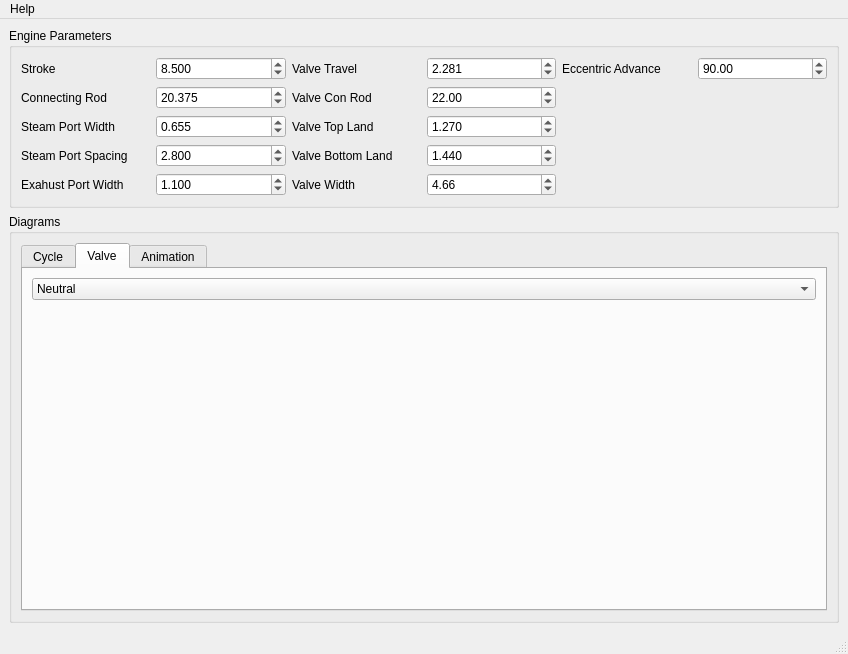
summoningdark/slideValveDesigner, file mainwindow.ui: the form before one commit.
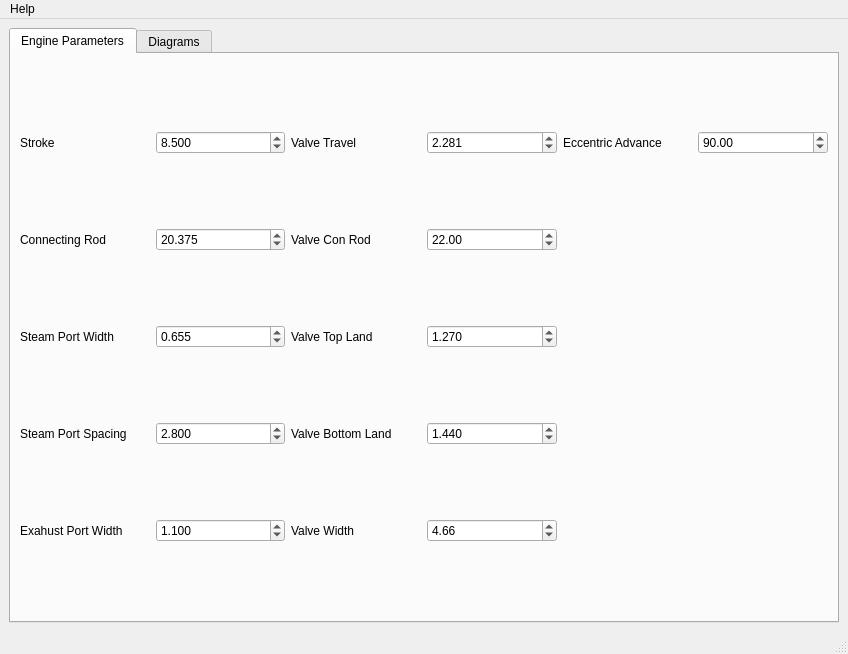
The form after the commit. The open tabs and pages were chosen to show the change. Custom widgets are drawn as their Qt base class.

What changed in the file:
```diff
--- a/mainwindow.ui
+++ b/mainwindow.ui
@@ -15,108 +15,62 @@
   </property>
   <widget class="QWidget" name="centralwidget">
    <layout class="QGridLayout" name="gridLayout_4">
-    <item row="2" column="0" colspan="2">
-     <widget class="QGroupBox" name="groupBox_3">
-      <property name="title">
-       <string>Diagrams</string>
-      </property>
-      <layout class="QGridLayout" name="gridLayout_3">
        <item row="0" column="0">
         <widget class="QTabWidget" name="tabWidget">
          <property name="currentIndex">
-          <number>0</number>
-         </property>
-         <widget class="QWidget" name="tab_4">
-          <attribute name="title">
-           <string>Cycle</string>
-          </attribute>
-          <layout class="QGridLayout" name="gridLayout_9">
-           <item row="1" column="0">
-            <widget class="QCustomPlot" name="cyclePlot" native="true"/>
-           </item>
-          </layout>
-         </widget>
+       <number>1</number>
+      </property>
          <widget class="QWidget" name="tab">
           <attribute name="title">
-           <string>Valve</string>
-          </attribute>
-          <layout class="QGridLayout" name="gridLayout_8">
-           <item row="1" column="0">
-            <widget class="myCustomPlot" name="valvePlot" native="true"/>
-           </item>
-           <item row="0" column="0">
-            <widget class="QComboBox" name="valvePlotSlidePosition">
-             <item>
-              <property name="text">
-               <string>Neutral</string>
-              </property>
-             </item>
-             <item>
-              <property name="text">
-               <string>Valve TDC</string>
-              </property>
-             </item>
-             <item>
-              <property name="text">
-               <string>Valve BDC</string>
-              </property>
-             </item>
-            </widget>
-           </item>
-          </layout>
-         </widget>
-         <widget class="QWidget" name="tab_3">
-          <attribute name="title">
-           <string>Animation</string>
-          </attribute>
-          <layout class="QGridLayout" name="gridLayout_6">
-           <item row="2" column="0">
-            <widget class="QLabel" name="label_14">
-             <property name="text">
-              <string>Top Dead Center</string>
-             </property>
-            </widget>
-           </item>
-           <item row="0" column="0" colspan="3">
-            <widget class="QGraphicsView" name="animationDiagram"/>
-           </item>
-           <item row="2" column="2">
-            <widget class="QLabel" name="label_15">
-             <property name="text">
-              <string>Bottom Dead Center</string>
-             </property>
-            </widget>
-           </item>
-           <item row="1" column="0" colspan="3">
-            <widget class="Line" name="line">
-             <property name="orientation">
-              <enum>Qt::Horizontal</enum>
-             </property>
-            </widget>
-           </item>
-           <item row="2" column="1">
-            <widget class="QSlider" name="animationSlider">
-             <property name="maximum">
-              <number>99</number>
-             </property>
-             <property name="orientation">
-              <enum>Qt::Horizontal</enum>
-             </property>
-            </widget>
-           </item>
-          </layout>
-         </widget>
-        </widget>
-       </item>
-      </layout>
-     </widget>
-    </item>
-    <item row="0" column="0" colspan="2">
-     <widget class="QGroupBox" name="groupBox">
-      <property name="title">
        <string>Engine Parameters</string>
-      </property>
-      <layout class="QGridLayout" name="gridLayout">
+       </attribute>
+       <layout class="QGridLayout" name="gridLayout_2">
+        <item row="0" column="0">
+         <widget class="QLabel" name="label">
+          <property name="text">
+           <string>Stroke</string>
+          </property>
+          <property name="buddy">
+           <cstring>stroke</cstring>
+          </property>
+         </widget>
+        </item>
+        <item row="0" column="1">
+         <widget class="QDoubleSpinBox" name="stroke">
+          <property name="decimals">
+           <number>3</number>
+          </property>
+          <property name="maximum">
+           <double>9999.000000000000000</double>
+          </property>
+          <property name="value">
+           <double>8.500000000000000</double>
+          </property>
+         </widget>
+        </item>
+        <item row="0" column="2">
+         <widget class="QLabel" name="label_3">
+          <property name="text">
+           <string>Valve Travel</string>
+          </property>
+          <property name="buddy">
+           <cstring>valveTravel</cstring>
+          </property>
+         </widget>
+        </item>
+        <item row="0" column="3">
+         <widget class="QDoubleSpinBox" name="valveTravel">
+          <property name="decimals">
+           <number>3</number>
+          </property>
+          <property name="maximum">
+           <double>9999.000000000000000</double>
+          </property>
+          <property name="value">
+           <double>2.281000000000000</double>
+          </property>
+         </widget>
+        </item>
        <item row="0" column="4">
         <widget class="QLabel" name="label_8">
          <property name="text">
@@ -124,16 +78,20 @@
          </property>
         </widget>
        </item>
-       <item row="5" column="1">
-        <widget class="QDoubleSpinBox" name="steamPortSpace">
-         <property name="decimals">
-          <number>3</number>
-         </property>
-         <property name="maximum">
-          <double>9999.000000000000000</double>
-         </property>
+        <item row="0" column="5">
+         <widget class="QDoubleSpinBox" name="eccentricAdvance">
          <property name="value">
-          <double>2.800000000000000</double>
+           <double>90.000000000000000</double>
+          </property>
+         </widget>
+        </item>
+        <item row="1" column="0">
+         <widget class="QLabel" name="label_2">
+          <property name="text">
+           <string>Connecting Rod</string>
+          </property>
+          <property name="buddy">
+           <cstring>conRod</cstring>
          </property>
         </widget>
        </item>
@@ -150,17 +108,21 @@
          </property>
         </widget>
        </item>
-       <item row="4" column="3">
-        <widget class="QDoubleSpinBox" name="valveTopLand">
-         <property name="decimals">
-          <number>3</number>
-         </property>
+        <item row="1" column="2">
+         <widget class="QLabel" name="label_21">
+          <property name="text">
+           <string>Valve Con Rod</string>
+          </property>
+         </widget>
+        </item>
+        <item row="1" column="3">
+         <widget class="QDoubleSpinBox" name="valveConRod">
          <property name="value">
-          <double>1.270000000000000</double>
+           <double>22.000000000000000</double>
          </property>
         </widget>
        </item>
-       <item row="4" column="0">
+        <item row="2" column="0">
         <widget class="QLabel" name="label_4">
          <property name="text">
           <string>Steam Port Width</string>
@@ -170,8 +132,8 @@
          </property>
         </widget>
        </item>
-       <item row="0" column="3">
-        <widget class="QDoubleSpinBox" name="valveTravel">
+        <item row="2" column="1">
+         <widget class="QDoubleSpinBox" name="steamPortWidth">
          <property name="decimals">
           <number>3</number>
          </property>
@@ -179,11 +141,28 @@
           <double>9999.000000000000000</double>
          </property>
          <property name="value">
-          <double>2.281000000000000</double>
+           <double>0.655000000000000</double>
          </property>
         </widget>
        </item>
-       <item row="5" column="0">
+        <item row="2" column="2">
+         <widget class="QLabel" name="label_5">
+          <property name="text">
+           <string>Valve Top Land</string>
+          </property>
+         </widget>
+        </item>
+        <item row="2" column="3">
+         <widget class="QDoubleSpinBox" name="valveTopLand">
+          <property name="decimals">
+           <number>3</number>
+          </property>
+          <property name="value">
+           <double>1.270000000000000</double>
+          </property>
+         </widget>
+        </item>
+        <item row="3" column="0">
         <widget class="QLabel" name="label_12">
          <property name="text">
           <string>Steam Port Spacing</string>
@@ -193,17 +172,27 @@
          </property>
         </widget>
        </item>
-       <item row="0" column="0">
-        <widget class="QLabel" name="label">
+        <item row="3" column="1">
+         <widget class="QDoubleSpinBox" name="steamPortSpace">
+          <property name="decimals">
+           <number>3</number>
+          </property>
+          <property name="maximum">
+           <double>9999.000000000000000</double>
+          </property>
+          <property name="value">
+           <double>2.800000000000000</double>
+          </property>
+         </widget>
+        </item>
+        <item row="3" column="2">
+         <widget class="QLabel" name="label_6">
          <property name="text">
-          <string>Stroke</string>
-         </property>
-         <property name="buddy">
-          <cstring>stroke</cstring>
+           <string>Valve Bottom Land</string>
          </property>
         </widget>
        </item>
-       <item row="5" column="3">
+        <item row="3" column="3">
         <widget class="QDoubleSpinBox" name="valveBottomLand">
          <property name="decimals">
           <number>3</number>
@@ -213,54 +202,7 @@
          </property>
         </widget>
        </item>
-       <item row="4" column="1">
-        <widget class="QDoubleSpinBox" name="steamPortWidth">
-         <property name="decimals">
-          <number>3</number>
-         </property>
-         <property name="maximum">
-          <double>9999.000000000000000</double>
-         </property>
-         <property name="value">
-          <double>0.655000000000000</double>
-         </property>
-        </widget>
-       </item>
-       <item row="0" column="2">
-        <widget class="QLabel" name="label_3">
-         <property name="text">
-          <string>Valve Travel</string>
-         </property>
-         <property name="buddy">
-          <cstring>valveTravel</cstring>
-         </property>
-        </widget>
-       </item>
-       <item row="1" column="0">
-        <widget class="QLabel" name="label_2">
-         <property name="text">
-          <string>Connecting Rod</string>
-         </property>
-         <property name="buddy">
-          <cstring>conRod</cstring>
-         </property>
-        </widget>
-       </item>
-       <item row="6" column="3">
-        <widget class="QDoubleSpinBox" name="valveWidth">
-         <property name="value">
-          <double>4.660000000000000</double>
-         </property>
-        </widget>
-       </item>
-       <item row="4" column="2">
-        <widget class="QLabel" name="label_5">
-         <property name="text">
-          <string>Valve Top Land</string>
-         </property>
-        </widget>
-       </item>
-       <item row="6" column="0">
+        <item row="4" column="0">
         <widget class="QLabel" name="label_13">
          <property name="text">
           <string>Exahust Port Width</string>
@@ -270,41 +212,7 @@
          </property>
         </widget>
        </item>
-       <item row="5" column="2">
-        <widget class="QLabel" name="label_6">
-         <property name="text">
-          <string>Valve Bottom Land</string>
-         </property>
-        </widget>
-       </item>
-       <item row="1" column="2">
-        <widget class="QLabel" name="label_21">
-         <property name="text">
-          <string>Valve Con Rod</string>
-         </property>
-        </widget>
-       </item>
-       <item row="6" column="2">
-        <widget class="QLabel" name="label_7">
-         <property name="text">
-          <string>Valve Width</string>
-         </property>
-        </widget>
-       </item>
-       <item row="0" column="1">
-        <widget class="QDoubleSpinBox" name="stroke">
-         <property name="decimals">
-          <number>3</number>
-         </property>
-         <property name="maximum">
-          <double>9999.000000000000000</double>
-         </property>
-         <property name="value">
-          <double>8.500000000000000</double>
-         </property>
-        </widget>
-       </item>
-       <item row="6" column="1">
+        <item row="4" column="1">
         <widget class="QDoubleSpinBox" name="exahustPortWidth">
          <property name="decimals">
           <number>3</number>
@@ -317,21 +225,104 @@
          </property>
         </widget>
        </item>
-       <item row="1" column="3">
-        <widget class="QDoubleSpinBox" name="valveConRod">
-         <property name="value">
-          <double>22.000000000000000</double>
+        <item row="4" column="2">
+         <widget class="QLabel" name="label_7">
+          <property name="text">
+           <string>Valve Width</string>
          </property>
         </widget>
        </item>
-       <item row="0" column="5">
-        <widget class="QDoubleSpinBox" name="eccentricAdvance">
+        <item row="4" column="3">
+         <widget class="QDoubleSpinBox" name="valveWidth">
          <property name="value">
-          <double>90.000000000000000</double>
+           <double>4.660000000000000</double>
          </property>
         </widget>
        </item>
       </layout>
+      </widget>
+      <widget class="QWidget" name="tab_2">
+       <attribute name="title">
+        <string>Diagrams</string>
+       </attribute>
+       <layout class="QGridLayout" name="gridLayout">
+        <item row="0" column="0">
+         <widget class="QCustomPlot" name="cyclePlot" native="true"/>
+        </item>
+        <item row="1" column="0">
+         <widget class="myCustomPlot" name="valvePlot" native="true"/>
+        </item>
+        <item row="2" column="0">
+         <widget class="QGroupBox" name="groupBox">
+          <property name="sizePolicy">
+           <sizepolicy hsizetype="Preferred" vsizetype="Maximum">
+            <horstretch>0</horstretch>
+            <verstretch>0</verstretch>
+           </sizepolicy>
+          </property>
+          <property name="title">
+           <string>Position Control</string>
+          </property>
+          <layout class="QGridLayout" name="gridLayout_3">
+           <item row="0" column="0">
+            <widget class="QLabel" name="label_9">
+             <property name="text">
+              <string>Critical Points</string>
+             </property>
+            </widget>
+           </item>
+           <item row="1" column="0" colspan="2">
+            <layout class="QHBoxLayout" name="horizontalLayout">
+             <item>
+              <widget class="QLabel" name="label_14">
+               <property name="text">
+                <string>Crank 0</string>
+               </property>
+              </widget>
+             </item>
+             <item>
+              <widget class="QSlider" name="animationSlider">
+               <property name="maximum">
+                <number>359</number>
+               </property>
+               <property name="orientation">
+                <enum>Qt::Horizontal</enum>
+               </property>
+              </widget>
+             </item>
+             <item>
+              <widget class="QLabel" name="label_15">
+               <property name="text">
+                <string>Crank 359</string>
+               </property>
+              </widget>
+             </item>
+            </layout>
+           </item>
+           <item row="0" column="1">
+            <widget class="QComboBox" name="valvePlotSlidePosition">
+             <item>
+              <property name="text">
+               <string>Valve Neutral</string>
+              </property>
+             </item>
+             <item>
+              <property name="text">
+               <string>Valve TDC</string>
+              </property>
+             </item>
+             <item>
+              <property name="text">
+               <string>Valve BDC</string>
+              </property>
+             </item>
+            </widget>
+           </item>
+          </layout>
+         </widget>
+        </item>
+       </layout>
+      </widget>
      </widget>
     </item>
    </layout>
```
Lines whose indentation alone changed are shown as unchanged.
